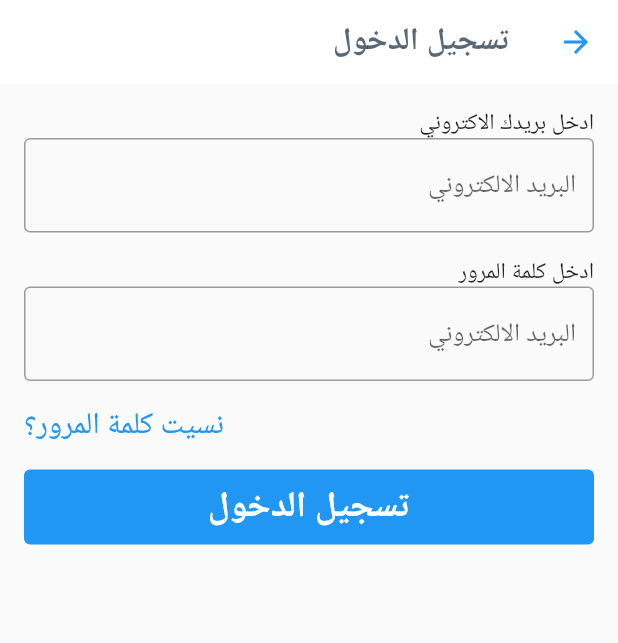
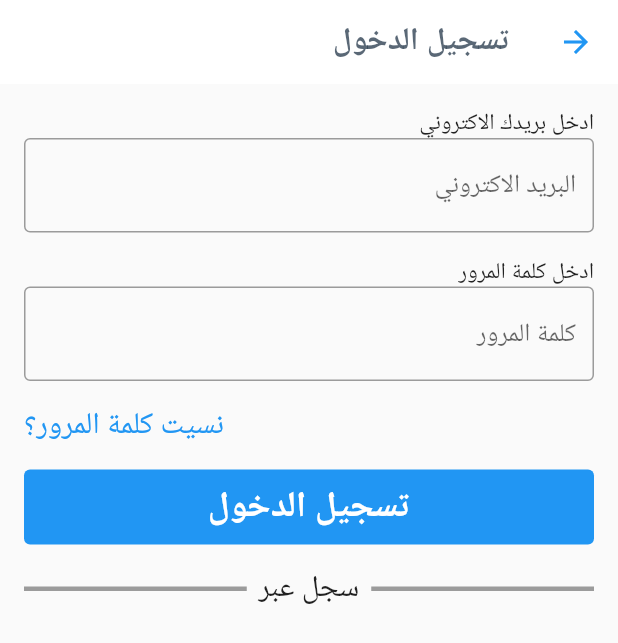
Before and after one commit to AdhamNour/Tamyuz, a Flutter app: the AuthenticationScreen screen opened by its route, on a phone screen of 412 x 824 dp. Shown: the top 643 px of the screen. Run offline on Flutter 3.47's test engine with Material 2 defaults, Android fonts, the phone set to English and light mode, and no system bars.

Commit message:
fnished the splitter

```diff
--- a/lib/Authentication/Authentication.dart
+++ b/lib/Authentication/Authentication.dart
@@ -3,6 +3,7 @@
 import 'package:flutter/material.dart';
 import 'package:tamuz_application/shared/Components/Button.dart';
 import 'package:tamuz_application/shared/Components/FormField.dart';
+import 'package:tamuz_application/shared/Components/Splitter.dart';
 
 class AuthenticationScreen extends StatelessWidget {
   const AuthenticationScreen({Key? key}) : super(key: key);
@@ -25,8 +26,8 @@ class AuthenticationScreen extends StatelessWidget {
             Form(
                 child: Column(
               children: const [
-                FormInputField(label: 'ادخل بريدك الاكتروني'),
-                FormInputField(label: 'ادخل كلمة المرور ')
+                FormInputField(label: 'ادخل بريدك الاكتروني',placeholder: 'البريد الاكتروني',),
+                FormInputField(label: 'ادخل كلمة المرور ',placeholder:'كلمة المرور')
               ],
             )),
             Padding(
@@ -46,7 +47,8 @@ class AuthenticationScreen extends StatelessWidget {
                 text: 'تسجيل الدخول',
                 onPress: () {},
                 secondayColor: Colors.white,
-                primaryColor: Colors.blue)
+                primaryColor: Colors.blue),
+            const Spliter(spliterString: 'سجل عبر',),
           ],
         ),
       ),
--- a/lib/shared/Components/FormField.dart
+++ b/lib/shared/Components/FormField.dart
@@ -3,8 +3,10 @@
 import 'package:flutter/material.dart';
 
 class FormInputField extends StatelessWidget {
-  final String label;
-  const FormInputField({Key? key, required this.label}) : super(key: key);
+  final String label, placeholder;
+  const FormInputField(
+      {Key? key, required this.label, required this.placeholder})
+      : super(key: key);
 
   @override
   Widget build(BuildContext context) {
@@ -18,11 +20,11 @@ class FormInputField extends StatelessWidget {
             textDirection: TextDirection.rtl,
           ),
           TextFormField(
-            decoration: const InputDecoration(
-                hintText: 'البريد الالكتروني',
+            decoration:  InputDecoration(
+                hintText: placeholder,
                 // labelText: 'البريد الالكتروني',
-                border: OutlineInputBorder(),
-                focusedBorder: OutlineInputBorder(
+                border: const OutlineInputBorder(),
+                focusedBorder: const OutlineInputBorder(
                     borderSide: BorderSide(
                         color: Color.fromARGB(200, 44, 62, 80), width: 2))),
           )
--- /dev/null
+++ b/lib/shared/Components/Splitter.dart
@@ -0,0 +1,38 @@
+// ignore_for_file: prefer_const_literals_to_create_immutables, file_names
+
+import 'package:flutter/material.dart';
+
+class Spliter extends StatelessWidget {
+  final String spliterString;
+  const Spliter({Key? key, required this.spliterString}) : super(key: key);
+
+  @override
+  Widget build(BuildContext context) {
+    return Padding(
+      padding: const EdgeInsets.all(8.0),
+      child: Row(
+        children: [
+          Expanded(
+            child: Container(
+              height: 3,
+              color: Colors.black38,
+            ),
+          ),
+          Padding(
+            padding: const EdgeInsets.symmetric(horizontal: 8),
+            child: Text(
+              spliterString,
+              style: TextStyle(fontSize: 20),
+            ),
+          ),
+          Expanded(
+            child: Container(
+              height: 3,
+              color: Colors.black38,
+            ),
+          ),
+        ],
+      ),
+    );
+  }
+}
```
